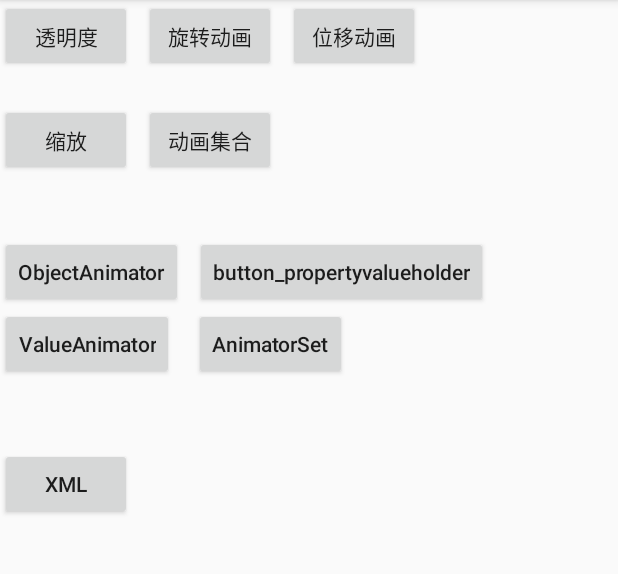
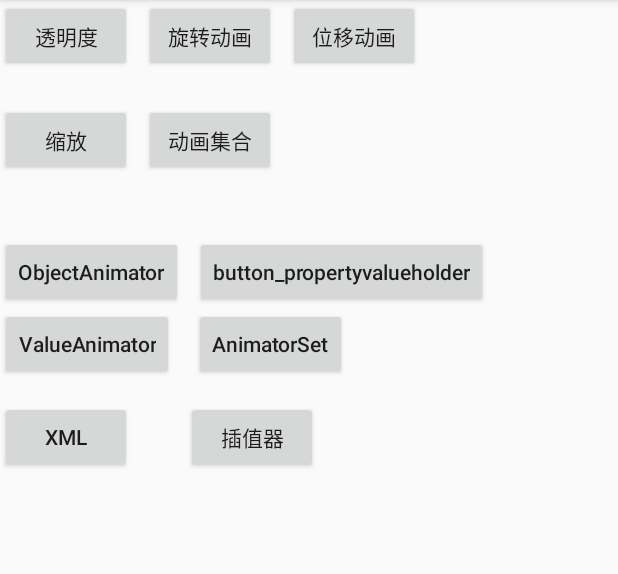
Before and after one commit to shun1249844726/AllAnimation, an Android app: the screen it shows after launch (MainActivity), on a phone screen of 412 x 824 dp, the part 84-658 px from its top. Run offline under Robolectric (Android 15) with nearby library versions, the phone set to English and light mode, and no system bars; our stand-ins replace ButterKnife.

Commit message:
属性动画。xml

```diff
--- a/app/src/main/res/layout/activity_main.xml
+++ b/app/src/main/res/layout/activity_main.xml
@@ -102,9 +102,19 @@
         android:layout_width="wrap_content"
         android:layout_height="wrap_content"
         android:text="xml"
-        tools:layout_editor_absoluteX="31dp"
-        android:layout_marginTop="45dp"
+        tools:layout_editor_absoluteX="24dp"
+        android:layout_marginTop="14dp"
         app:layout_constraintTop_toBottomOf="@+id/button_valueanimator" />
+
+    <Button
+        android:id="@+id/button_interpolator"
+        android:layout_width="wrap_content"
+        android:layout_height="wrap_content"
+        android:text="插值器"
+        app:layout_constraintLeft_toRightOf="@+id/button_xml"
+        android:layout_marginLeft="36dp"
+        android:layout_marginTop="14dp"
+        app:layout_constraintTop_toBottomOf="@+id/button_animatorset" />
 
 
 </android.support.constraint.ConstraintLayout>
```
Also changed, not shown: app/src/main/java/com/lexinsmart/xushun/allanimation/MainActivity.java (+27 -8 lines), app/src/main/java/com/lexinsmart/xushun/allanimation/MyInterpolator.java (added, +22 -0 lines), 1 other file.
